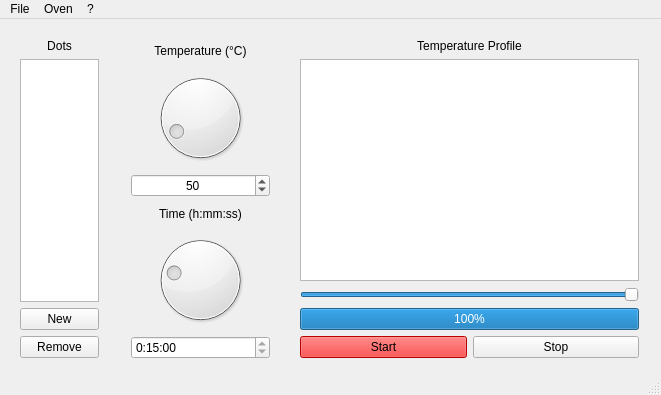
The window that GUI/mainwindow.ui (balsini/SmartBluetoothOven) describes before a commit, drawn with Qt 5.
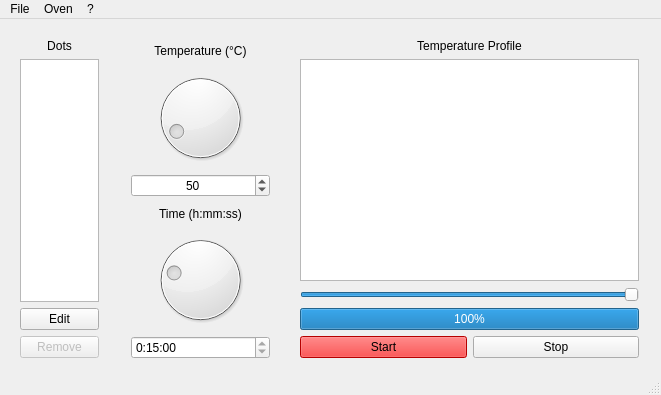
The same window after the commit.

Commit message: Changed New and Remove buttons

```diff
--- a/GUI/mainwindow.ui
+++ b/GUI/mainwindow.ui
@@ -127,12 +127,15 @@
      <item>
       <widget class="QPushButton" name="buttonDotNew">
        <property name="text">
-        <string>New</string>
+        <string>Edit</string>
        </property>
       </widget>
      </item>
      <item>
       <widget class="QPushButton" name="buttonDotRemove">
+       <property name="enabled">
+        <bool>false</bool>
+       </property>
        <property name="text">
         <string>Remove</string>
        </property>
```
The commit also changes 1 other file.
